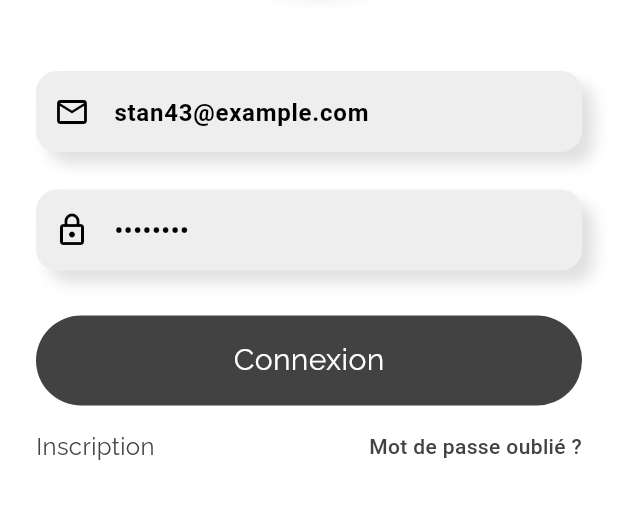
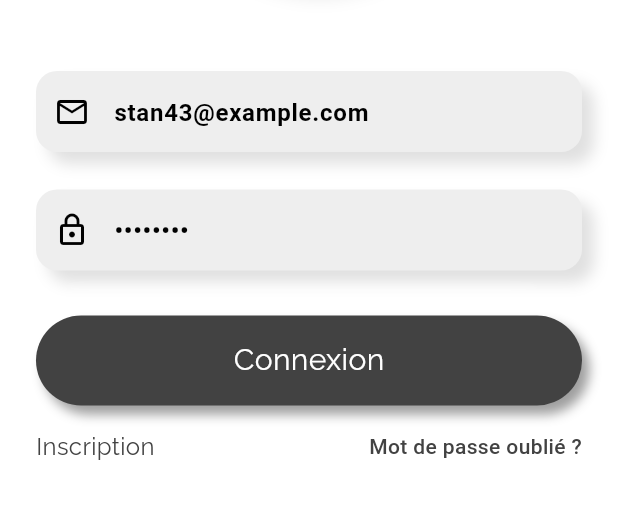
Before and after one commit to julesbsd/EcoWard-App, a Flutter app: the screen it shows after launch, on a phone screen of 412 x 824 dp, the part 439-958 px from its top. Run offline on Flutter 3.47's test engine with Material 3 defaults, Android fonts, the phone set to English and light mode, and no system bars; our stand-ins replace carousel_slider, curved_navigation_bar, fl_chart, geolocator, image_picker and 3 more; missing offline and left inert: dart:ffi, workmanager; accounts and stored records are empty; Roboto replaces fonts that are missing (CaviarDreams).

```diff
--- a/lib/components/my_button.dart
+++ b/lib/components/my_button.dart
@@ -21,9 +21,20 @@ class MyButton extends StatelessWidget {
       child: Container(
         height: 60,
         decoration: BoxDecoration(
-          // color: Theme.of(context).colorScheme.inversePrimary,
           color: color,
           borderRadius: BorderRadius.circular(30),
+          boxShadow: [
+            BoxShadow(
+              color: Colors.white,
+              offset: Offset(-6.0, -6.0),
+              blurRadius: 16.0,
+            ),
+            BoxShadow(
+              color: Colors.grey.shade500,
+              offset: Offset(5.0, 6.0),
+              blurRadius: 6.0,
+            ),
+          ],
         ),
         padding: const EdgeInsets.all(5),
         child: Center(
--- a/lib/pages/login_page.dart
+++ b/lib/pages/login_page.dart
@@ -54,7 +54,7 @@ class _LoginPageState extends State<LoginPage> {
                   height: 200,
                   decoration: BoxDecoration(
                     shape: BoxShape.circle,
-                    color: Colors.grey[100], // Fond pour mieux voir le logo
+                    color: Colors.grey[100],
                     boxShadow: [
                       BoxShadow(
                         color: Theme.of(context).colorScheme.shadow,
```
Also changed, not shown: 2 other files.
